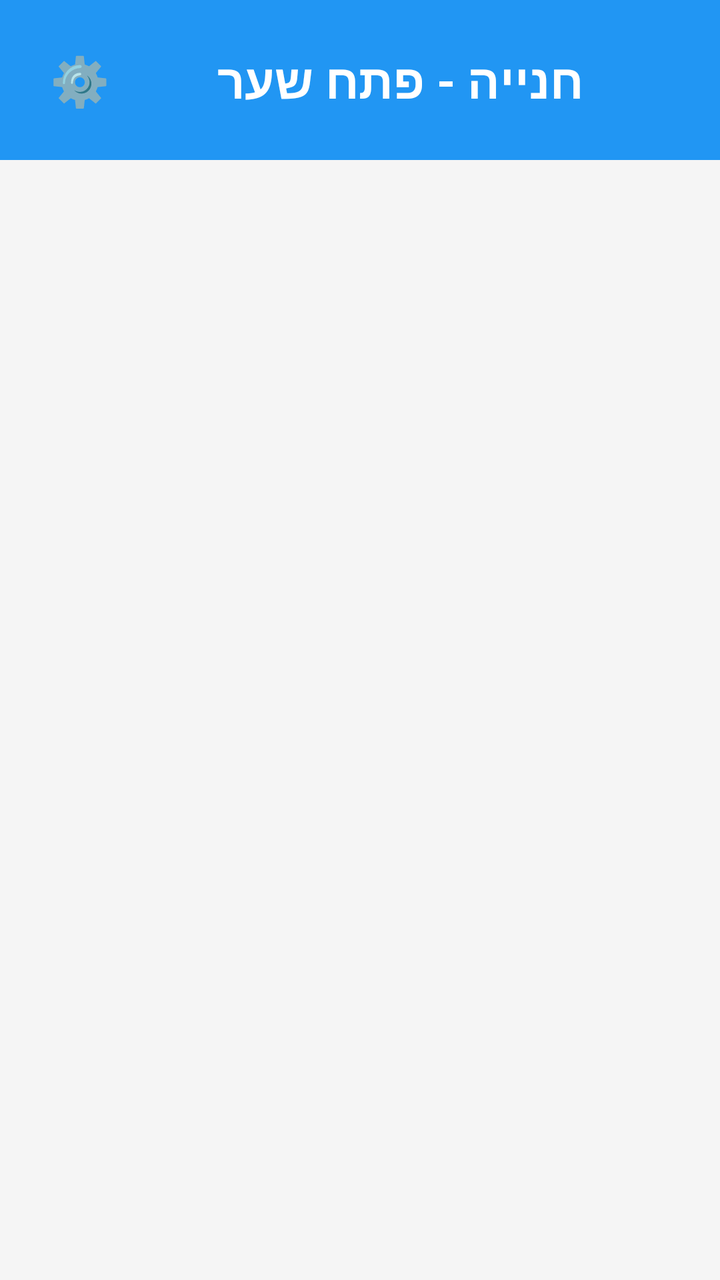
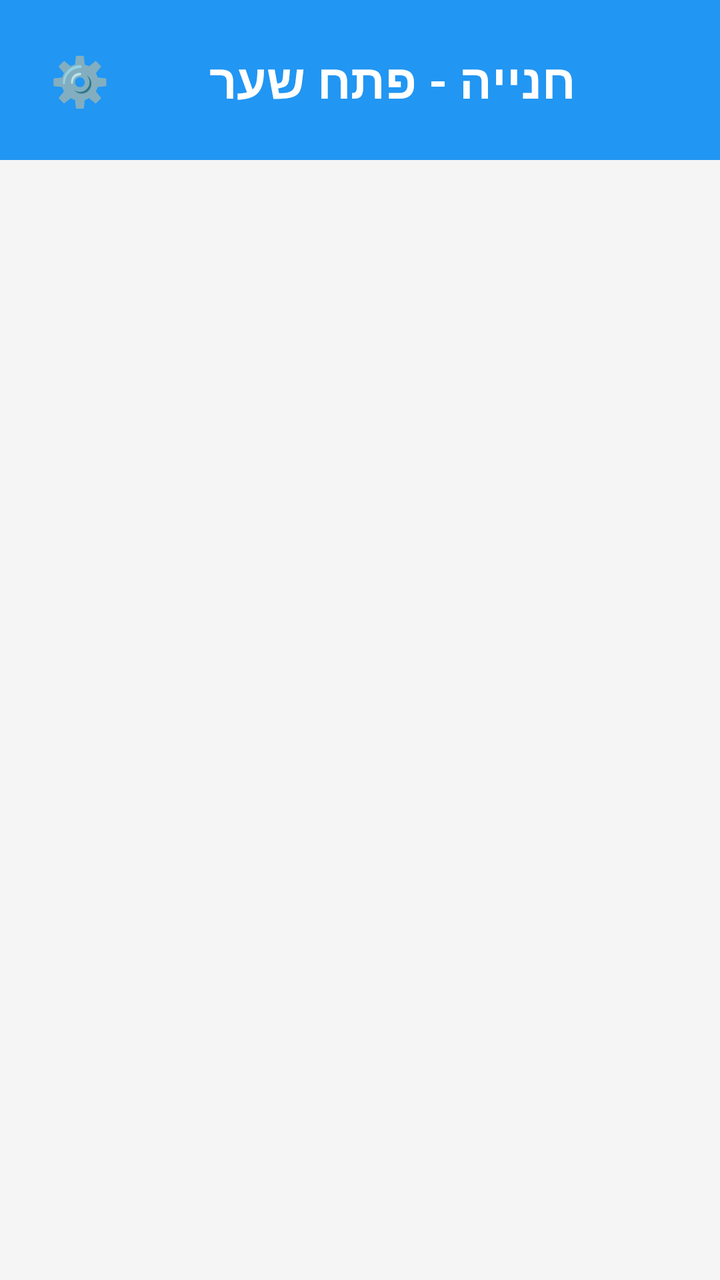

Screens rendered from an Android XML layout before and after an edit, with the pre-edit source and the edit as a unified diff.
<!-- AndroidManifest.xml: application theme Theme.ParkingGateControl -->
<!-- res/layout/activity_main.xml -->
<?xml version="1.0" encoding="utf-8"?>

<LinearLayout xmlns:android="http://schemas.android.com/apk/res/android"
    xmlns:app="http://schemas.android.com/apk/res-auto"
    xmlns:tools="http://schemas.android.com/tools"
    android:layout_width="match_parent"
    android:layout_height="match_parent"
    android:orientation="vertical"
    android:background="@color/background"
    android:layoutDirection="rtl"
    tools:context=".MainActivity">

    <LinearLayout
        android:layout_width="match_parent"
        android:layout_height="wrap_content"
        android:orientation="horizontal"
        android:gravity="center_vertical|end"
        android:padding="16dp"
        android:background="@color/primary">

        <Button
            android:id="@+id/settingsButton"
            android:layout_width="48dp"
            android:layout_height="48dp"
            android:text="⚙️"
            android:textSize="24sp"
            android:background="?attr/selectableItemBackgroundBorderless"
            android:layout_marginEnd="8dp" />

        <TextView
            android:layout_width="0dp"
            android:layout_height="wrap_content"
            android:layout_weight="1"
            android:text="@string/app_name"
            android:textSize="24sp"
            android:textStyle="bold"
            android:textColor="@android:color/white"
            android:gravity="center"
            android:layout_marginEnd="16dp" />

    </LinearLayout>

    <ScrollView
        android:layout_width="match_parent"
        android:layout_height="match_parent">

        <GridLayout
            android:id="@+id/gatesContainer"
            android:layout_width="match_parent"
            android:layout_height="wrap_content"
            android:padding="8dp"
            android:columnCount="2" />

    </ScrollView>

</LinearLayout>
<!-- resources referenced by this layout -->
<resources>
  <color name="background">#F5F5F5</color>
  <color name="primary">#2196F3</color>
  <string name="app_name">חנייה - פתח שער</string>
  <style name="Theme.ParkingGateControl" parent="Theme.MaterialComponents.Light.DarkActionBar">
          <item name="colorPrimary">@color/primary</item>
          <item name="colorPrimaryVariant">@color/primary_dark</item>
          <item name="colorSecondary">@color/accent</item>
          <item name="colorSecondaryVariant">@color/accent</item>
          <item name="colorBackground">@color/background</item>
          <item name="colorError">@color/error</item>
          <item name="android:textColorPrimary">@color/text_primary</item>
          <item name="android:textColorSecondary">@color/text_secondary</item>
          <item name="android:statusBarColor">@color/primary_dark</item>
          <item name="android:navigationBarColor">@color/primary</item>
          <item name="android:windowBackground">@color/background</item>
      </style>
  <color name="primary_dark">#1976D2</color>
  <color name="accent">#FF6D00</color>
  <color name="error">#F44336</color>
  <color name="text_primary">#212121</color>
  <color name="text_secondary">#757575</color>
</resources>

<!-- the commit's change to res/layout/activity_main.xml (unified diff, before → after) -->
@@ -24,8 +24,7 @@
             android:layout_height="48dp"
             android:text="⚙️"
             android:textSize="24sp"
-            android:background="?attr/selectableItemBackgroundBorderless"
-            android:layout_marginEnd="8dp" />
+            android:background="?attr/selectableItemBackgroundBorderless" />
 
         <TextView
             android:layout_width="0dp"
